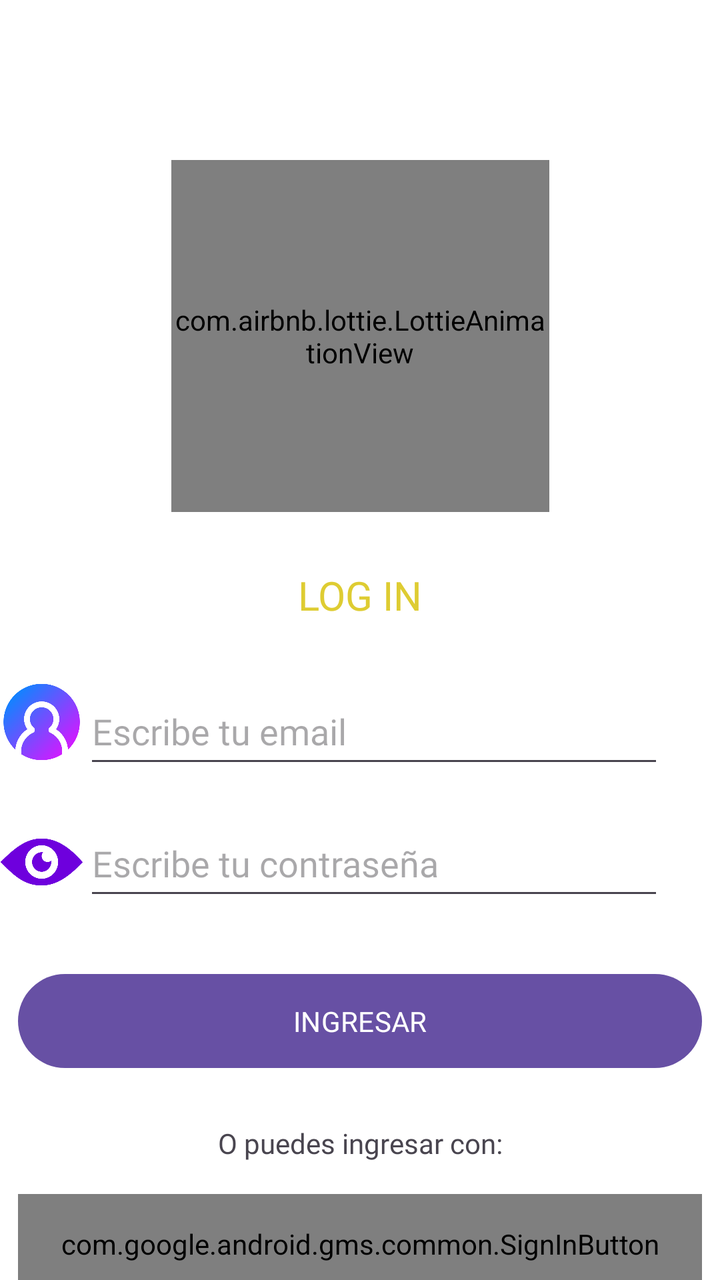
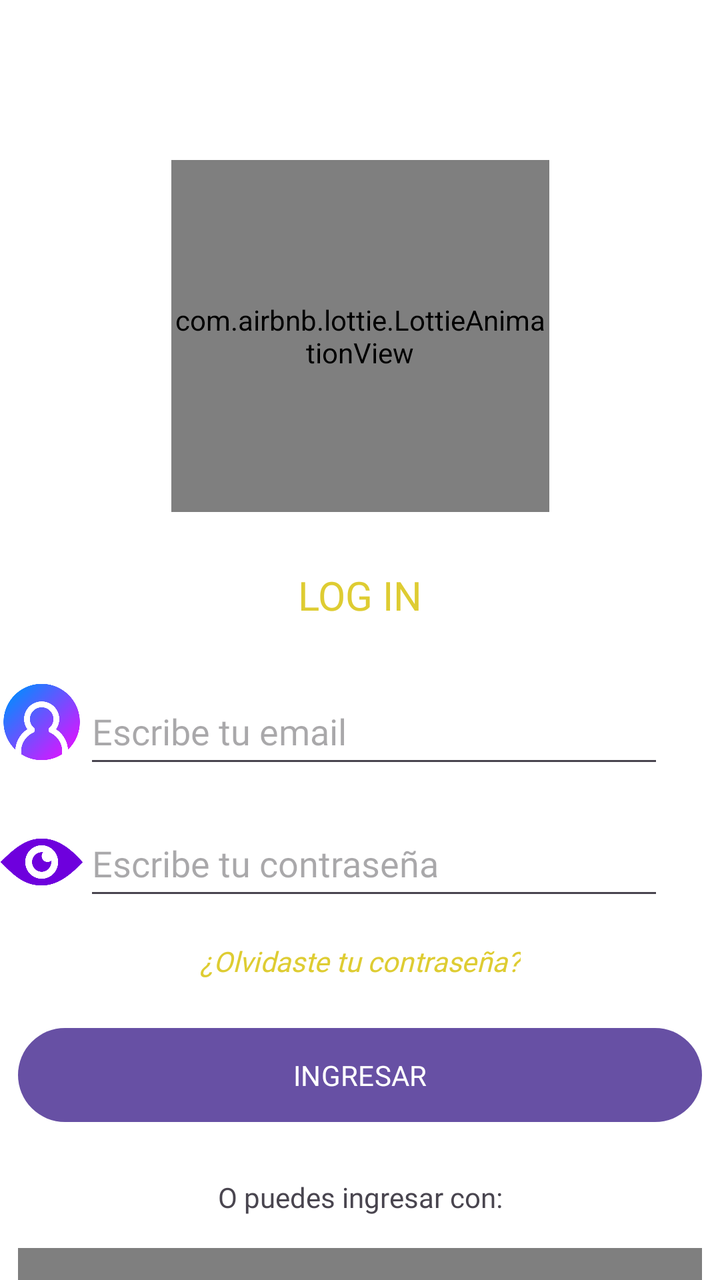

The first picture is an Android layout as it rendered before a commit; the second is the same layout after the commit. The layout source and the unified diff follow.
<!-- AndroidManifest.xml: application theme Theme.PAQU -->
<!-- res/layout/activity_login_form.xml -->
<?xml version="1.0" encoding="utf-8"?>
<androidx.constraintlayout.widget.ConstraintLayout xmlns:android="http://schemas.android.com/apk/res/android"
    xmlns:app="http://schemas.android.com/apk/res-auto"
    xmlns:tools="http://schemas.android.com/tools"
    android:id="@+id/main"
    android:layout_width="match_parent"
    android:layout_height="match_parent"
    android:background="@color/white"
    tools:context=".loginFormActivity">


    <com.airbnb.lottie.LottieAnimationView
        android:id="@+id/animationView"
        android:layout_width="189dp"
        android:layout_height="176dp"
        android:layout_marginTop="80dp"
        app:layout_constraintDimensionRatio="1:1"
        app:layout_constraintLeft_toLeftOf="parent"
        app:layout_constraintRight_toRightOf="parent"
        app:layout_constraintTop_toTopOf="parent"
        app:layout_constraintWidth_percent="0.4"
        app:lottie_autoPlay="true"
        app:lottie_loop="true"
        app:lottie_rawRes="@raw/animation_llama_saludando"
        app:lottie_url="REPLACE_JSON_URL"
        tools:ignore="MissingConstraints" />

    <TextView
        android:id="@+id/textView5"
        android:layout_width="wrap_content"
        android:layout_height="wrap_content"
        android:layout_marginTop="28dp"
        android:fontFamily="@font/fredoka_one"
        android:text="LOG IN"
        android:textColor="@color/morado"
        android:textSize="20sp"
        app:layout_constraintEnd_toEndOf="parent"
        app:layout_constraintStart_toStartOf="parent"
        app:layout_constraintTop_toBottomOf="@+id/animationView" />

    <EditText
        android:id="@+id/tvEmail"
        android:layout_width="290dp"
        android:layout_height="50dp"
        android:layout_marginTop="28dp"
        android:ems="10"
        android:fontFamily="@font/fredoka_one"
        android:hint="Escribe tu email"
        android:inputType="textEmailAddress"
        android:textColor="@color/black"
        app:layout_constraintEnd_toEndOf="parent"
        app:layout_constraintHorizontal_bias="0.598"
        app:layout_constraintStart_toStartOf="parent"
        app:layout_constraintTop_toBottomOf="@+id/textView5" />


    <EditText
        android:id="@+id/tvPassword"
        android:layout_width="290dp"
        android:layout_height="50dp"
        android:layout_marginTop="16dp"
        android:ems="10"
        android:fontFamily="@font/fredoka_one"
        android:hint="Escribe tu contraseña"
        android:inputType="textPassword"
        app:layout_constraintEnd_toEndOf="parent"
        app:layout_constraintHorizontal_bias="0.599"
        app:layout_constraintStart_toStartOf="parent"
        app:layout_constraintTop_toBottomOf="@+id/tvEmail"
        tools:ignore="MissingConstraints" />

    <Button
        android:id="@+id/btnIngresar"
        android:layout_width="342dp"
        android:layout_height="55dp"
        android:layout_marginTop="28dp"
        android:fontFamily="@font/fredoka_one"
        android:text="INGRESAR"
        app:layout_constraintEnd_toEndOf="parent"
        app:layout_constraintHorizontal_bias="0.492"
        app:layout_constraintStart_toStartOf="parent"
        app:layout_constraintTop_toBottomOf="@+id/tvPassword" />

    <ImageView
        android:id="@+id/imageView"
        android:layout_width="47dp"
        android:layout_height="50dp"
        android:layout_marginTop="336dp"
        app:layout_constraintEnd_toStartOf="@+id/tvEmail"
        app:layout_constraintHorizontal_bias="0.615"
        app:layout_constraintStart_toStartOf="parent"
        app:layout_constraintTop_toTopOf="parent"
        app:srcCompat="@drawable/usericon" />

    <ImageView
        android:id="@+id/imageView2"
        android:layout_width="47dp"
        android:layout_height="50dp"
        android:layout_marginTop="20dp"
        app:layout_constraintEnd_toStartOf="@+id/tvPassword"
        app:layout_constraintHorizontal_bias="0.615"
        app:layout_constraintStart_toStartOf="parent"
        app:layout_constraintTop_toBottomOf="@+id/imageView"
        app:srcCompat="@drawable/ojoicono" />


    <com.google.android.gms.common.SignInButton
        android:id="@+id/btnGoogle"
        android:layout_width="342dp"
        android:layout_height="50dp"
        android:layout_marginTop="16dp"
        app:layout_constraintEnd_toEndOf="parent"
        app:layout_constraintStart_toStartOf="parent"
        app:layout_constraintTop_toBottomOf="@+id/textView12" />

    <TextView
        android:id="@+id/textView12"
        android:layout_width="wrap_content"
        android:layout_height="wrap_content"
        android:layout_marginTop="24dp"
        android:fontFamily="@font/fredoka_one"
        android:text="O puedes ingresar con:"
        app:layout_constraintEnd_toEndOf="parent"
        app:layout_constraintHorizontal_bias="0.501"
        app:layout_constraintStart_toStartOf="parent"
        app:layout_constraintTop_toBottomOf="@+id/btnIngresar" />

    <TextView
        android:id="@+id/textView13"
        android:layout_width="wrap_content"
        android:layout_height="wrap_content"
        android:layout_marginTop="48dp"
        android:fontFamily="@font/fredoka_one"
        android:text="¿Aún no tienes una cuenta?"
        app:layout_constraintEnd_toEndOf="parent"
        app:layout_constraintHorizontal_bias="0.502"
        app:layout_constraintStart_toStartOf="parent"
        app:layout_constraintTop_toBottomOf="@+id/btnGoogle" />

    <Button
        android:id="@+id/btnCrear"
        android:layout_width="342dp"
        android:layout_height="55dp"
        android:layout_marginTop="20dp"
        android:backgroundTint="#8B8BF8"
        android:fontFamily="@font/fredoka_one"
        android:text="CREA UNA CUENTA"
        android:textColorLink="#673AB7"
        app:layout_constraintEnd_toEndOf="parent"
        app:layout_constraintStart_toStartOf="parent"
        app:layout_constraintTop_toBottomOf="@+id/textView13" />


</androidx.constraintlayout.widget.ConstraintLayout>
<!-- resources referenced by this layout -->
<resources>
  <color name="black">#FF000000</color>
  <color name="morado">#DECC32</color>
  <color name="white">#FFFFFFFF</color>
  <!-- drawable ojoicono: png bitmap (drawable, 14117 bytes) -->
  <!-- drawable usericon: png bitmap (drawable, 24829 bytes) -->
  <style name="Theme.PAQU" parent="Base.Theme.PAQU" />
  <style name="Base.Theme.PAQU" parent="Theme.Material3.DayNight.NoActionBar">
          
          
      </style>
</resources>

<!-- the commit's change to res/layout/activity_login_form.xml (unified diff, before → after) -->
@@ -1,154 +1,181 @@
 <?xml version="1.0" encoding="utf-8"?>
-<androidx.constraintlayout.widget.ConstraintLayout xmlns:android="http://schemas.android.com/apk/res/android"
+<androidx.core.widget.NestedScrollView xmlns:android="http://schemas.android.com/apk/res/android"
     xmlns:app="http://schemas.android.com/apk/res-auto"
     xmlns:tools="http://schemas.android.com/tools"
-    android:id="@+id/main"
     android:layout_width="match_parent"
     android:layout_height="match_parent"
     android:background="@color/white"
+    android:fillViewport="true"
     tools:context=".loginFormActivity">
 
-
-    <com.airbnb.lottie.LottieAnimationView
-        android:id="@+id/animationView"
-        android:layout_width="189dp"
-        android:layout_height="176dp"
-        android:layout_marginTop="80dp"
-        app:layout_constraintDimensionRatio="1:1"
-        app:layout_constraintLeft_toLeftOf="parent"
-        app:layout_constraintRight_toRightOf="parent"
-        app:layout_constraintTop_toTopOf="parent"
-        app:layout_constraintWidth_percent="0.4"
-        app:lottie_autoPlay="true"
-        app:lottie_loop="true"
-        app:lottie_rawRes="@raw/animation_llama_saludando"
-        app:lottie_url="REPLACE_JSON_URL"
-        tools:ignore="MissingConstraints" />
-
-    <TextView
-        android:id="@+id/textView5"
-        android:layout_width="wrap_content"
+    <androidx.constraintlayout.widget.ConstraintLayout
+        android:id="@+id/main"
+        android:layout_width="match_parent"
         android:layout_height="wrap_content"
-        android:layout_marginTop="28dp"
-        android:fontFamily="@font/fredoka_one"
-        android:text="LOG IN"
-        android:textColor="@color/morado"
-        android:textSize="20sp"
-        app:layout_constraintEnd_toEndOf="parent"
-        app:layout_constraintStart_toStartOf="parent"
-        app:layout_constraintTop_toBottomOf="@+id/animationView" />
-
-    <EditText
-        android:id="@+id/tvEmail"
-        android:layout_width="290dp"
-        android:layout_height="50dp"
-        android:layout_marginTop="28dp"
-        android:ems="10"
-        android:fontFamily="@font/fredoka_one"
-        android:hint="Escribe tu email"
-        android:inputType="textEmailAddress"
-        android:textColor="@color/black"
-        app:layout_constraintEnd_toEndOf="parent"
-        app:layout_constraintHorizontal_bias="0.598"
-        app:layout_constraintStart_toStartOf="parent"
-        app:layout_constraintTop_toBottomOf="@+id/textView5" />
+        android:background="@color/white">
 
 
-    <EditText
-        android:id="@+id/tvPassword"
-        android:layout_width="290dp"
-        android:layout_height="50dp"
-        android:layout_marginTop="16dp"
-        android:ems="10"
-        android:fontFamily="@font/fredoka_one"
-        android:hint="Escribe tu contraseña"
-        android:inputType="textPassword"
-        app:layout_constraintEnd_toEndOf="parent"
-        app:layout_constraintHorizontal_bias="0.599"
-        app:layout_constraintStart_toStartOf="parent"
-        app:layout_constraintTop_toBottomOf="@+id/tvEmail"
-        tools:ignore="MissingConstraints" />
+        <com.airbnb.lottie.LottieAnimationView
+            android:id="@+id/animationView"
+            android:layout_width="189dp"
+            android:layout_height="176dp"
+            android:layout_marginTop="80dp"
+            app:layout_constraintDimensionRatio="1:1"
+            app:layout_constraintLeft_toLeftOf="parent"
+            app:layout_constraintRight_toRightOf="parent"
+            app:layout_constraintTop_toTopOf="parent"
+            app:layout_constraintWidth_percent="0.4"
+            app:lottie_autoPlay="true"
+            app:lottie_loop="true"
+            app:lottie_rawRes="@raw/animation_llama_saludando"
+            app:lottie_url="REPLACE_JSON_URL"
+            tools:ignore="MissingConstraints" />
 
-    <Button
-        android:id="@+id/btnIngresar"
-        android:layout_width="342dp"
-        android:layout_height="55dp"
-        android:layout_marginTop="28dp"
-        android:fontFamily="@font/fredoka_one"
-        android:text="INGRESAR"
-        app:layout_constraintEnd_toEndOf="parent"
-        app:layout_constraintHorizontal_bias="0.492"
-        app:layout_constraintStart_toStartOf="parent"
-        app:layout_constraintTop_toBottomOf="@+id/tvPassword" />
+        <TextView
+            android:id="@+id/textView5"
+            android:layout_width="wrap_content"
+            android:layout_height="wrap_content"
+            android:layout_marginTop="28dp"
+            android:fontFamily="@font/fredoka_one"
+            android:text="LOG IN"
+            android:textColor="@color/morado"
+            android:textSize="20sp"
+            app:layout_constraintEnd_toEndOf="parent"
+            app:layout_constraintStart_toStartOf="parent"
+            app:layout_constraintTop_toBottomOf="@+id/animationView" />
 
-    <ImageView
-        android:id="@+id/imageView"
-        android:layout_width="47dp"
-        android:layout_height="50dp"
-        android:layout_marginTop="336dp"
-        app:layout_constraintEnd_toStartOf="@+id/tvEmail"
-        app:layout_constraintHorizontal_bias="0.615"
-        app:layout_constraintStart_toStartOf="parent"
-        app:layout_constraintTop_toTopOf="parent"
-        app:srcCompat="@drawable/usericon" />
-
-    <ImageView
-        android:id="@+id/imageView2"
-        android:layout_width="47dp"
-        android:layout_height="50dp"
-        android:layout_marginTop="20dp"
-        app:layout_constraintEnd_toStartOf="@+id/tvPassword"
-        app:layout_constraintHorizontal_bias="0.615"
-        app:layout_constraintStart_toStartOf="parent"
-        app:layout_constraintTop_toBottomOf="@+id/imageView"
-        app:srcCompat="@drawable/ojoicono" />
+        <EditText
+            android:id="@+id/tvEmail"
+            android:layout_width="290dp"
+            android:layout_height="50dp"
+            android:layout_marginTop="28dp"
+            android:ems="10"
+            android:fontFamily="@font/fredoka_one"
+            android:hint="Escribe tu email"
+            android:inputType="textEmailAddress"
+            android:textColor="@color/black"
+            app:layout_constraintEnd_toEndOf="parent"
+            app:layout_constraintHorizontal_bias="0.598"
+            app:layout_constraintStart_toStartOf="parent"
+            app:layout_constraintTop_toBottomOf="@+id/textView5" />
 
 
-    <com.google.android.gms.common.SignInButton
-        android:id="@+id/btnGoogle"
-        android:layout_width="342dp"
-        android:layout_height="50dp"
-        android:layout_marginTop="16dp"
-        app:layout_constraintEnd_toEndOf="parent"
-        app:layout_constraintStart_toStartOf="parent"
-        app:layout_constraintTop_toBottomOf="@+id/textView12" />
+        <EditText
+            android:id="@+id/tvPassword"
+            android:layout_width="290dp"
+            android:layout_height="50dp"
+            android:layout_marginTop="16dp"
+            android:ems="10"
+            android:fontFamily="@font/fredoka_one"
+            android:hint="Escribe tu contraseña"
+            android:inputType="textPassword"
+            app:layout_constraintEnd_toEndOf="parent"
+            app:layout_constraintHorizontal_bias="0.599"
+            app:layout_constraintStart_toStartOf="parent"
+            app:layout_constraintTop_toBottomOf="@+id/tvEmail"
+            tools:ignore="MissingConstraints" />
 
-    <TextView
-        android:id="@+id/textView12"
-        android:layout_width="wrap_content"
-        android:layout_height="wrap_content"
-        android:layout_marginTop="24dp"
-        android:fontFamily="@font/fredoka_one"
-        android:text="O puedes ingresar con:"
-        app:layout_constraintEnd_toEndOf="parent"
-        app:layout_constraintHorizontal_bias="0.501"
-        app:layout_constraintStart_toStartOf="parent"
-        app:layout_constraintTop_toBottomOf="@+id/btnIngresar" />
+        
+        <TextView
+            android:id="@+id/tvRecuperarPassword"
+            android:layout_width="wrap_content"
+            android:layout_height="wrap_content"
+            android:layout_marginTop="12dp"
+            android:fontFamily="@font/fredoka_one"
+            android:text="¿Olvidaste tu contraseña?"
+            android:textColor="@color/morado"
+            android:textSize="14sp"
+            android:textStyle="italic"
+            android:clickable="true"
+            android:focusable="true"
+            android:padding="4dp"
+            app:layout_constraintEnd_toEndOf="parent"
+            app:layout_constraintStart_toStartOf="parent"
+            app:layout_constraintTop_toBottomOf="@+id/tvPassword" />
 
-    <TextView
-        android:id="@+id/textView13"
-        android:layout_width="wrap_content"
-        android:layout_height="wrap_content"
-        android:layout_marginTop="48dp"
-        android:fontFamily="@font/fredoka_one"
-        android:text="¿Aún no tienes una cuenta?"
-        app:layout_constraintEnd_toEndOf="parent"
-        app:layout_constraintHorizontal_bias="0.502"
-        app:layout_constraintStart_toStartOf="parent"
-        app:layout_constraintTop_toBottomOf="@+id/btnGoogle" />
+        <Button
+            android:id="@+id/btnIngresar"
+            android:layout_width="342dp"
+            android:layout_height="55dp"
+            android:layout_marginTop="16dp"
+            android:fontFamily="@font/fredoka_one"
+            android:text="INGRESAR"
+            app:layout_constraintEnd_toEndOf="parent"
+            app:layout_constraintHorizontal_bias="0.492"
+            app:layout_constraintStart_toStartOf="parent"
+            app:layout_constraintTop_toBottomOf="@+id/tvRecuperarPassword" />
 
-    <Button
-        android:id="@+id/btnCrear"
-        android:layout_width="342dp"
-        android:layout_height="55dp"
-        android:layout_marginTop="20dp"
-        android:backgroundTint="#8B8BF8"
-        android:fontFamily="@font/fredoka_one"
-        android:text="CREA UNA CUENTA"
-        android:textColorLink="#673AB7"
-        app:layout_constraintEnd_toEndOf="parent"
-        app:layout_constraintStart_toStartOf="parent"
-        app:layout_constraintTop_toBottomOf="@+id/textView13" />
+        <ImageView
+            android:id="@+id/imageView"
+            android:layout_width="47dp"
+            android:layout_height="50dp"
+            android:layout_marginTop="336dp"
+            app:layout_constraintEnd_toStartOf="@+id/tvEmail"
+            app:layout_constraintHorizontal_bias="0.615"
+            app:layout_constraintStart_toStartOf="parent"
+            app:layout_constraintTop_toTopOf="parent"
+            app:srcCompat="@drawable/usericon" />
+
+        <ImageView
+            android:id="@+id/imageView2"
+            android:layout_width="47dp"
+            android:layout_height="50dp"
+            android:layout_marginTop="20dp"
+            app:layout_constraintEnd_toStartOf="@+id/tvPassword"
+            app:layout_constraintHorizontal_bias="0.615"
+            app:layout_constraintStart_toStartOf="parent"
+            app:layout_constraintTop_toBottomOf="@+id/imageView"
+            app:srcCompat="@drawable/ojoicono" />
 
 
-</androidx.constraintlayout.widget.ConstraintLayout>
+        <com.google.android.gms.common.SignInButton
+            android:id="@+id/btnGoogle"
+            android:layout_width="342dp"
+            android:layout_height="50dp"
+            android:layout_marginTop="16dp"
+            app:layout_constraintEnd_toEndOf="parent"
+            app:layout_constraintStart_toStartOf="parent"
+            app:layout_constraintTop_toBottomOf="@+id/textView12" />
+
+        <TextView
+            android:id="@+id/textView12"
+            android:layout_width="wrap_content"
+            android:layout_height="wrap_content"
+            android:layout_marginTop="24dp"
+            android:fontFamily="@font/fredoka_one"
+            android:text="O puedes ingresar con:"
+            app:layout_constraintEnd_toEndOf="parent"
+            app:layout_constraintHorizontal_bias="0.501"
+            app:layout_constraintStart_toStartOf="parent"
+            app:layout_constraintTop_toBottomOf="@+id/btnIngresar" />
+
+        <TextView
+            android:id="@+id/textView13"
+            android:layout_width="wrap_content"
+            android:layout_height="wrap_content"
+            android:layout_marginTop="48dp"
+            android:fontFamily="@font/fredoka_one"
+            android:text="¿Aún no tienes una cuenta?"
+            app:layout_constraintEnd_toEndOf="parent"
+            app:layout_constraintHorizontal_bias="0.502"
+            app:layout_constraintStart_toStartOf="parent"
+            app:layout_constraintTop_toBottomOf="@+id/btnGoogle" />
+
+        <Button
+            android:id="@+id/btnCrear"
+            android:layout_width="342dp"
+            android:layout_height="55dp"
+            android:layout_marginTop="20dp"
+            android:layout_marginBottom="40dp"
+            android:backgroundTint="#8B8BF8"
+            android:fontFamily="@font/fredoka_one"
+            android:text="CREA UNA CUENTA"
+            android:textColorLink="#673AB7"
+            app:layout_constraintEnd_toEndOf="parent"
+            app:layout_constraintStart_toStartOf="parent"
+            app:layout_constraintTop_toBottomOf="@+id/textView13"
+            app:layout_constraintBottom_toBottomOf="parent" />
+
+    </androidx.constraintlayout.widget.ConstraintLayout>
+
+</androidx.core.widget.NestedScrollView>
